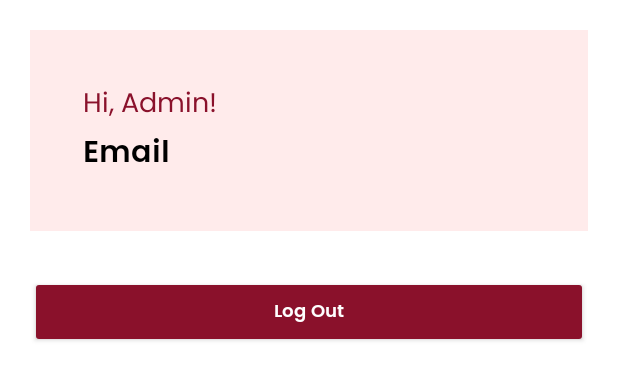
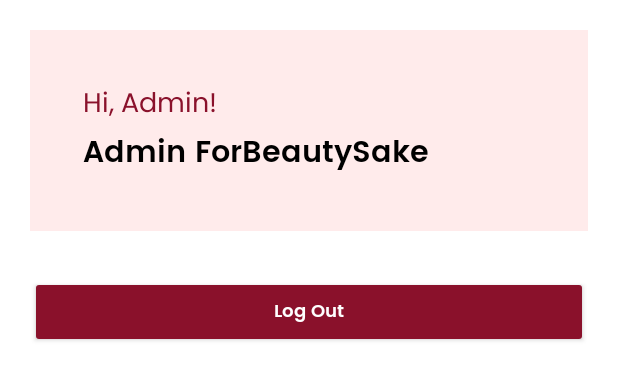
Before and after one commit to gloriayoland/ForBeautySake, an Android app: the layout fragment_admin_profile.xml on its own in the app's theme, with its tools: preview values and no code run, on a phone screen of 412 x 824 dp. Shown: the top 380 px of the screen. Run offline under Robolectric (Android 15) with nearby library versions, the phone set to English and light mode, and no system bars.

Commit message:
Update fragment_admin_profile

```diff
--- a/app/src/main/res/layout/fragment_admin_profile.xml
+++ b/app/src/main/res/layout/fragment_admin_profile.xml
@@ -38,7 +38,7 @@
                     android:id="@+id/bigEmail"
                     android:layout_width="wrap_content"
                     android:layout_height="wrap_content"
-                    android:text="Email"
+                    android:text="Admin ForBeautySake"
                     android:fontFamily="@font/poppins_semibold"
                     android:textColor="#000000"
                     android:textSize="20sp"/>
```
